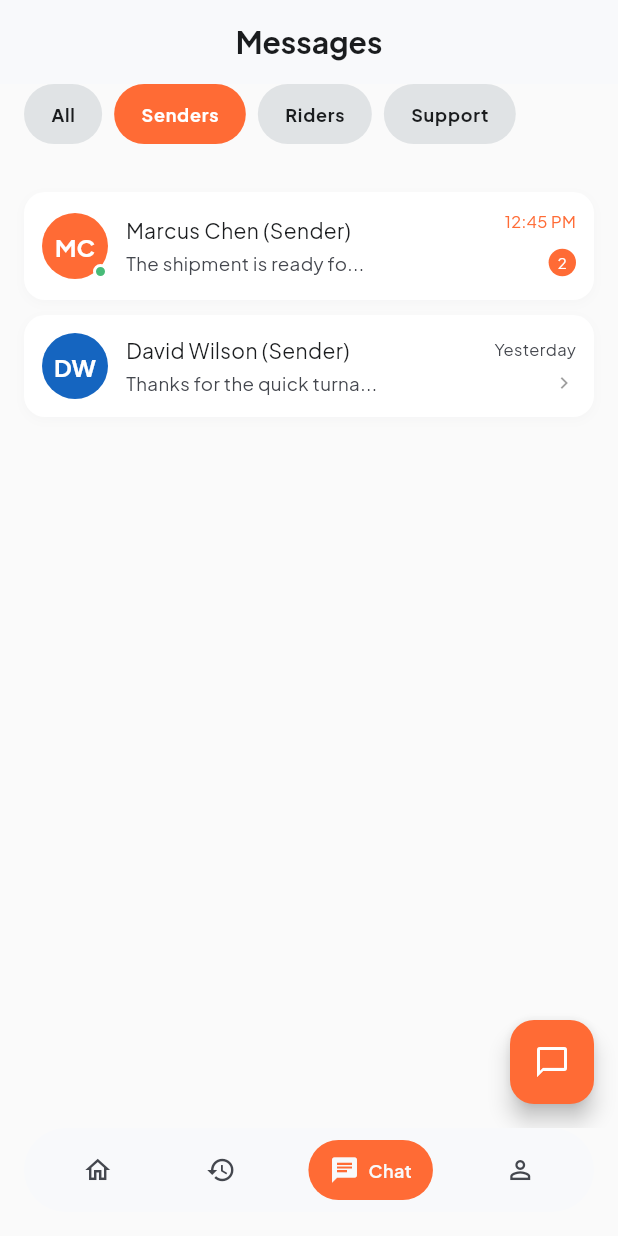
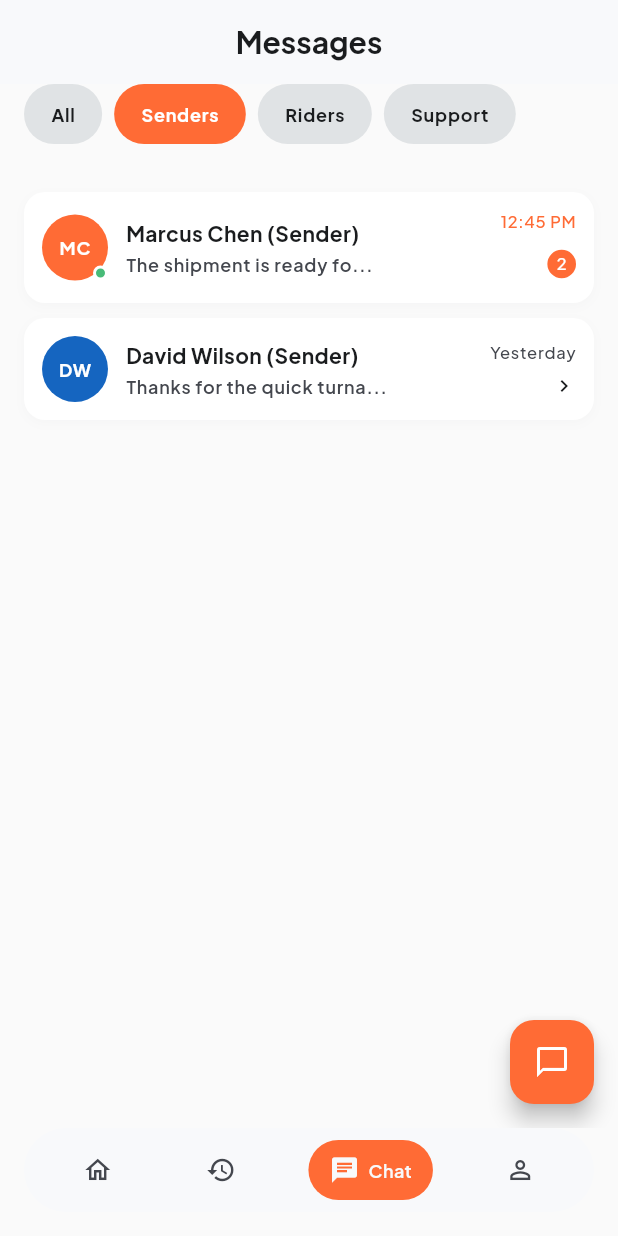
Before and after one commit to Dev-hurl/swiftcel, a Flutter app: the ChatListScreen screen opened by its route, after a tap on "Senders", on a phone screen of 412 x 824 dp. Run offline on Flutter 3.47's test engine with Material 3 defaults, Android fonts, the phone set to English and light mode, and no system bars; our stand-ins replace app_links, cloud_firestore, firebase_analytics, firebase_auth, firebase_core, fl_chart and 3 more; accounts and stored records are empty.

Commit message:
Refactor chat and sender screens for improved consistency

```diff
--- a/lib/features/chat/presentation/screens/chat_list_screen.dart
+++ b/lib/features/chat/presentation/screens/chat_list_screen.dart
@@ -56,7 +56,7 @@ class _ChatListScreenState extends State<ChatListScreen> {
     ChatPreview(
       name: 'Sarah Jenkins (Rider)',
       initials: 'SJ',
-      avatarColor: Color(0xFF43A047),
+      avatarColor: AppColors.success,
       counterpart: ChatCounterpart.rider,
       lastMessage: "I've just arrived at the dro...",
       time: '11:30 AM',
@@ -64,7 +64,7 @@ class _ChatListScreenState extends State<ChatListScreen> {
     ),
     ChatPreview(
       name: 'SwiftCel Support Bot',
-      initials: '',
+      initials: 'bot',
       avatarColor: AppColors.orangePrimary,
       counterpart: ChatCounterpart.support,
       lastMessage: 'Your weekly earnings rep...',
@@ -277,7 +277,7 @@ class _ChatTile extends StatelessWidget {
                         )
                       : Text(
                           chat.initials,
-                          style: TextStyle(
+                          style: textTheme.labelMedium?.copyWith(
                             color: colorScheme.surfaceBright,
                             fontWeight: FontWeight.bold,
                           ),
@@ -307,15 +307,19 @@ class _ChatTile extends StatelessWidget {
               child: Column(
                 crossAxisAlignment: CrossAxisAlignment.start,
                 children: [
-                  Text(chat.name, style: textTheme.bodyMedium),
+                  Text(
+                    chat.name,
+                    style: textTheme.bodyMedium?.copyWith(
+                      fontWeight: FontWeight.w700,
+                    ),
+                  ),
                   SizedBox(height: 3),
                   Text(
                     chat.lastMessage,
                     maxLines: 1,
                     overflow: TextOverflow.ellipsis,
-                    style: TextStyle(
+                    style: textTheme.labelMedium?.copyWith(
                       color: colorScheme.onSurfaceVariant,
-                      fontSize: 12.5,
                     ),
                   ),
                 ],
@@ -327,10 +331,9 @@ class _ChatTile extends StatelessWidget {
               children: [
                 Text(
                   chat.time,
-                  style: TextStyle(
-                    fontSize: 11,
+                  style: textTheme.labelSmall?.copyWith(
                     color: chat.unreadCount > 0
-                        ? AppColors.orangePrimary
+                        ? colorScheme.primary
                         : colorScheme.onSurfaceVariant,
                   ),
                 ),
@@ -339,21 +342,24 @@ class _ChatTile extends StatelessWidget {
                   Container(
                     padding: EdgeInsets.all(6),
                     decoration: BoxDecoration(
-                      color: AppColors.orangePrimary,
+                      color: colorScheme.primary,
                       shape: BoxShape.circle,
                     ),
                     child: Text(
                       '${chat.unreadCount}',
-                      style: TextStyle(
+                      style: textTheme.labelSmall?.copyWith(
                         color: colorScheme.surfaceBright,
-                        fontSize: 10,
                       ),
                     ),
                   )
                 else if (chat.isRead)
                   Icon(Icons.done_all, size: 16, color: Colors.green)
                 else if (chat.trailingIcon != null)
-                  Icon(chat.trailingIcon, size: 16, color: Colors.black38),
+                  Icon(
+                    chat.trailingIcon,
+                    size: 16,
+                    color: colorScheme.onSurface,
+                  ),
               ],
             ),
           ],
--- a/lib/features/chat/presentation/screens/chat_screen.dart
+++ b/lib/features/chat/presentation/screens/chat_screen.dart
@@ -19,7 +19,7 @@ class ChatMessage {
 }
 
 class ChatScreen extends StatefulWidget {
-  final String chatId; // TODO: use to load real thread from ChatProvider
+  final String chatId;
   const ChatScreen({super.key, required this.chatId});
 
   @override
@@ -91,9 +91,8 @@ class _ChatScreenState extends State<ChatScreen> {
               backgroundColor: colorScheme.secondary,
               child: Text(
                 'MC',
-                style: TextStyle(
+                style: textTheme.labelSmall?.copyWith(
                   color: colorScheme.surfaceBright,
-                  fontSize: 11,
                 ),
               ),
             ),
@@ -220,7 +219,10 @@ class _ChatScreenState extends State<ChatScreen> {
                         contentPadding: EdgeInsets.symmetric(horizontal: 16),
                         border: OutlineInputBorder(
                           borderRadius: BorderRadius.circular(24),
-                          borderSide: BorderSide(color: colorScheme.secondary, width: 4),
+                          borderSide: BorderSide(
+                            color: colorScheme.secondary,
+                            width: 4,
+                          ),
                         ),
                       ),
                     ),
--- a/lib/features/sender/presentation/screens/sender_home.dart
+++ b/lib/features/sender/presentation/screens/sender_home.dart
@@ -79,7 +79,7 @@ class _SenderHomeState extends State<SenderHome> {
           crossAxisAlignment: CrossAxisAlignment.start,
           children: [
             Text('Good Morning', style: textTheme.bodyMedium),
-            Text('Alex Vance', style: textTheme.headlineLarge),//dev edit
+            Text('Alex Vance', style: textTheme.headlineLarge), //dev edit
           ],
         ),
         actions: [
@@ -116,7 +116,7 @@ class _SenderHomeState extends State<SenderHome> {
                 ),
               ),
               Positioned(
-                 top: -6,
+                top: -6,
                 right: -3,
                 child: Container(
                   height: 20,
@@ -201,10 +201,7 @@ class _SenderHomeState extends State<SenderHome> {
           ),
           SizedBox(height: 24),
 
-          Text(
-            'What would you like to do?',
-            style: TextStyle(fontWeight: FontWeight.w600, fontSize: 15),
-          ),
+          Text('What would you like to do?', style: textTheme.bodyLarge),
           SizedBox(height: 14),
           Row(
             mainAxisAlignment: MainAxisAlignment.spaceBetween,
@@ -373,9 +370,8 @@ class _ShipmentCard extends StatelessWidget {
                   children: [
                     Text(
                       delivery.trackingId,
-                      style: TextStyle(
-                        fontWeight: FontWeight.bold,
-                        fontSize: 14,
+                      style: textTheme.labelLarge?.copyWith(
+                        fontWeight: FontWeight.w700,
                       ),
                     ),
                     Text(
--- a/lib/features/sender/presentation/screens/sender_settings_screen.dart
+++ b/lib/features/sender/presentation/screens/sender_settings_screen.dart
@@ -200,6 +200,7 @@ class _SenderSettingsScreenState extends State<SenderSettingsScreen> {
             SizedBox(height: 24),
             SizedBox(
               width: double.infinity,
+              height: 52,
               child: OutlinedButton.icon(
                 onPressed: () async {
                   await context.read<AuthProvider>().logout();
@@ -210,7 +211,7 @@ class _SenderSettingsScreenState extends State<SenderSettingsScreen> {
                 icon: Icon(Icons.logout, color: AppColors.error, size: 18),
                 label: Text(
                   'Log Out',
-                  style: TextStyle(
+                  style: textTheme.labelMedium?.copyWith(
                     color: AppColors.error,
                     fontWeight: FontWeight.w600,
                   ),
```
